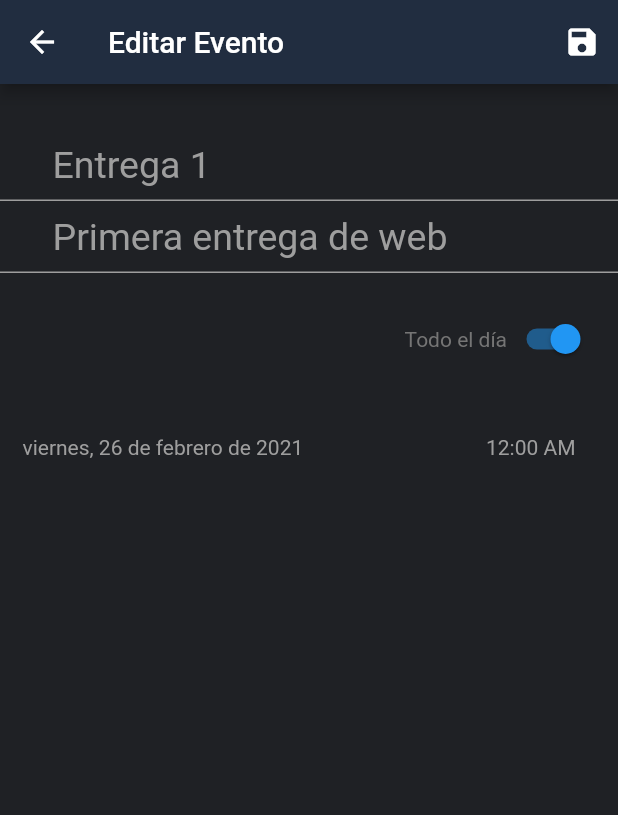
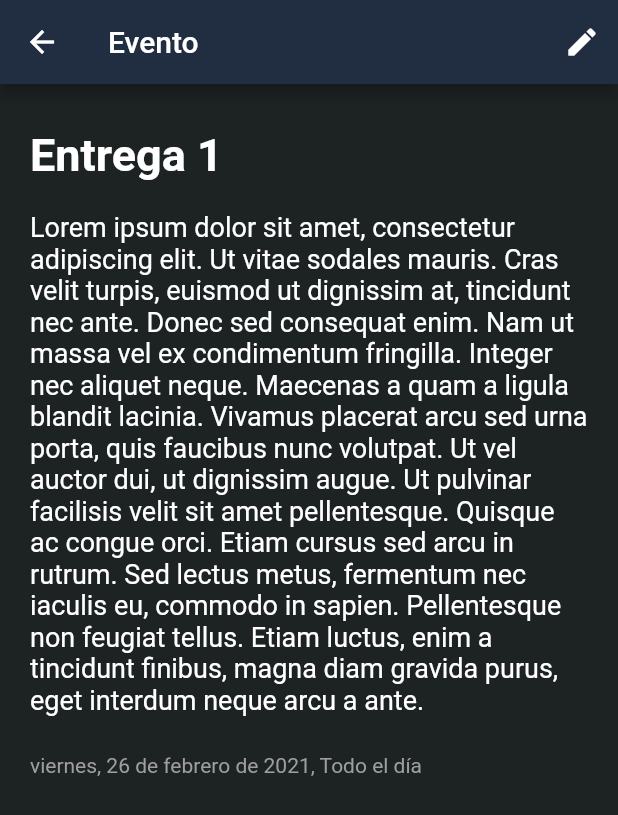
Before and after one commit to Alderbane/ProyectoMoviles, a Flutter app: the HomePage screen opened directly, after a tap on "Event A7", on a phone screen of 412 x 824 dp. Shown: the top 815 px of the screen. Run offline on Flutter 3.47's test engine with Material 2 defaults, Android fonts, the phone set to English and light mode, and no system bars; our stand-ins replace splashscreen, table_calendar; network calls fail.

Commit message:
EventDetails, route changes, constants

```diff
--- /dev/null
+++ b/lib/constants.dart
@@ -0,0 +1,7 @@
+import 'package:flutter/cupertino.dart';
+
+Color color1 = Color(0xff1D2223);
+Color color2 = Color(0xff212D40);
+Color color3 = Color(0xff33393E);
+Color color4 = Color(0xff88b4f5);
+Color color5 = Color(0xff5bb7be);
--- /dev/null
+++ b/lib/event_details.dart
@@ -0,0 +1,78 @@
+import 'package:calendario/constants.dart';
+import 'package:flutter/material.dart';
+import 'package:intl/date_symbol_data_local.dart';
+import 'package:intl/intl.dart';
+
+import 'models/event_model.dart';
+
+void main() =>
+    initializeDateFormatting('esMX', null).then((_) => runApp(EventDetails()));
+
+class EventDetails extends StatefulWidget {
+  EventDetails({Key key}) : super(key: key);
+
+  @override
+  _EventDetailsState createState() => _EventDetailsState();
+}
+
+class _EventDetailsState extends State<EventDetails> {
+  Evento event;
+
+  @override
+  Widget build(BuildContext context) {
+    event = ModalRoute.of(context).settings.arguments;
+    return Scaffold(
+      appBar: AppBar(
+        title: Text("Evento"),
+        backgroundColor: Color(0xff212D40),
+        actions: [
+          IconButton(
+              icon: Icon(Icons.edit),
+              onPressed: () {
+                print("Entrar a edicion");
+                Navigator.of(context).pushNamed("/eventPage", arguments: event);
+              })
+        ],
+      ),
+      body: Padding(
+        padding: EdgeInsets.only(
+          top: 30,
+          left: 20,
+          right: 20,
+        ),
+        child: SingleChildScrollView(
+          child: Column(
+            crossAxisAlignment: CrossAxisAlignment.start,
+            children: [
+              Text(
+                event.titulo,
+                style: TextStyle(
+                  color: Colors.white,
+                  fontSize: 30,
+                  fontWeight: FontWeight.bold,
+                ),
+              ),
+              Padding(
+                padding: EdgeInsets.only(top: 20),
+                child: Text(
+                  "Lorem ipsum dolor sit amet, consectetur adipiscing elit. Ut vitae sodales mauris. Cras velit turpis, euismod ut dignissim at, tincidunt nec ante. Donec sed consequat enim. Nam ut massa vel ex condimentum fringilla. Integer nec aliquet neque. Maecenas a quam a ligula blandit lacinia. Vivamus placerat arcu sed urna porta, quis faucibus nunc volutpat. Ut vel auctor dui, ut dignissim augue. Ut pulvinar facilisis velit sit amet pellentesque. Quisque ac congue orci. Etiam cursus sed arcu in rutrum. Sed lectus metus, fermentum nec iaculis eu, commodo in sapien. Pellentesque non feugiat tellus. Etiam luctus, enim a tincidunt finibus, magna diam gravida purus, eget interdum neque arcu a ante.",
+                  style: TextStyle(color: Colors.white, fontSize: 18),
+                ),
+              ),
+              Padding(
+                padding: EdgeInsets.only(
+                  top: 25,
+                ),
+                child: Text(
+                  '${new DateFormat.yMMMMEEEEd('es').format(event.fecha)}, ${event.isAllDay() ? event.hora : "a las" + event.hora}',
+                  style: TextStyle(color: Colors.grey[500]),
+                ),
+              )
+            ],
+          ),
+        ),
+      ),
+      backgroundColor: color1,
+    );
+  }
+}
--- a/lib/home_page.dart
+++ b/lib/home_page.dart
@@ -312,7 +312,7 @@ class _HomePageState extends State<HomePage> with TickerProviderStateMixin {
                     fecha: DateTime(2021, 02, 26),
                     hora: "Todo el día",
                   );
-                  Navigator.of(context).pushNamed("/eventPage", arguments: e);
+                  Navigator.of(context).pushNamed("/eventDetail", arguments: e);
                 }, //Redirecciona a nuevo widget el cual cuenta con los detalles del evento de ese día
               ),
             ))
--- a/lib/main.dart
+++ b/lib/main.dart
@@ -1,4 +1,5 @@
 import 'package:calendario/add_event.dart';
+import 'package:calendario/event_details.dart';
 import 'package:calendario/event_page.dart';
 import 'package:calendario/home_page.dart';
 import 'package:calendario/login/login.dart';
@@ -24,6 +25,7 @@ class MyApp extends StatelessWidget {
         "/login": (context) => Login(),
         "/signin": (context) => Signin(),
         "/signup": (context) => Signup(),
+        "/eventDetail": (context) => EventDetails(),
         "/addEvent": (context) => AddEvent(),
         "/eventPage": (context) => EventPage(),
       },
```
